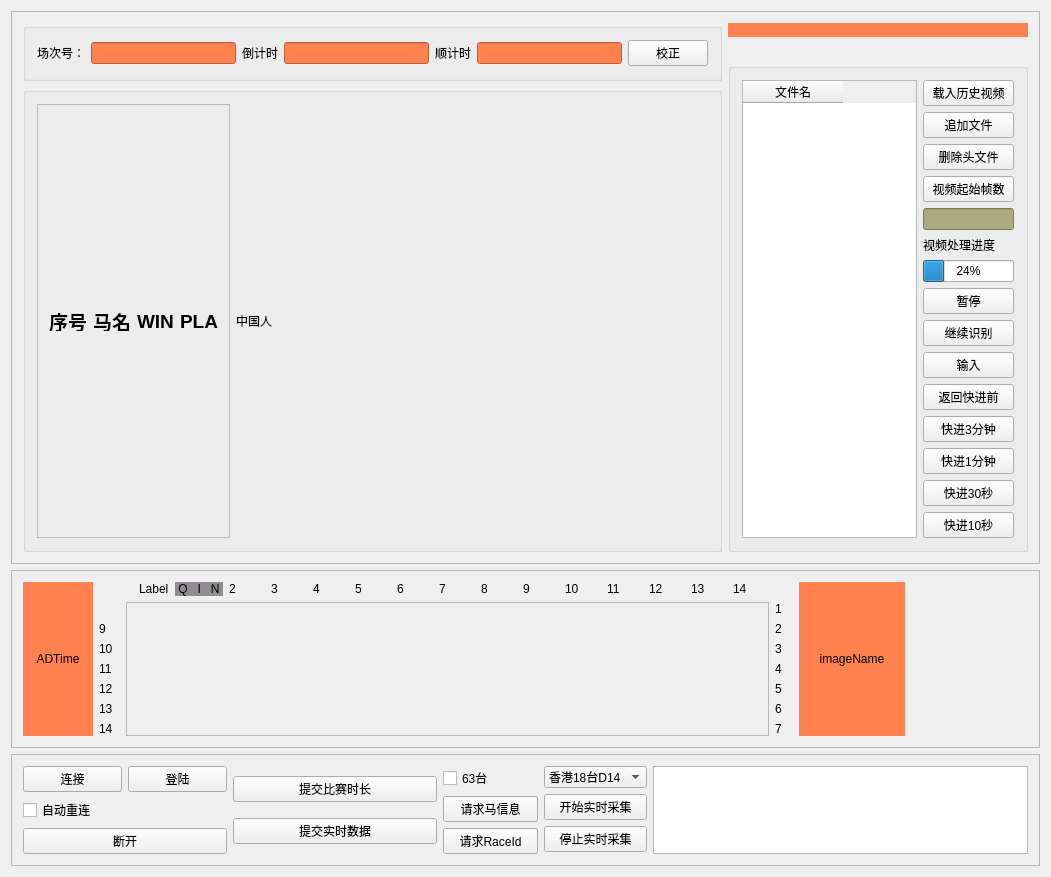
First picture: the form in OCRProject/Ui/OcrControl.ui, repository ThePowerOfSwift/OCR_LIVE_HISTORY, before the edit.
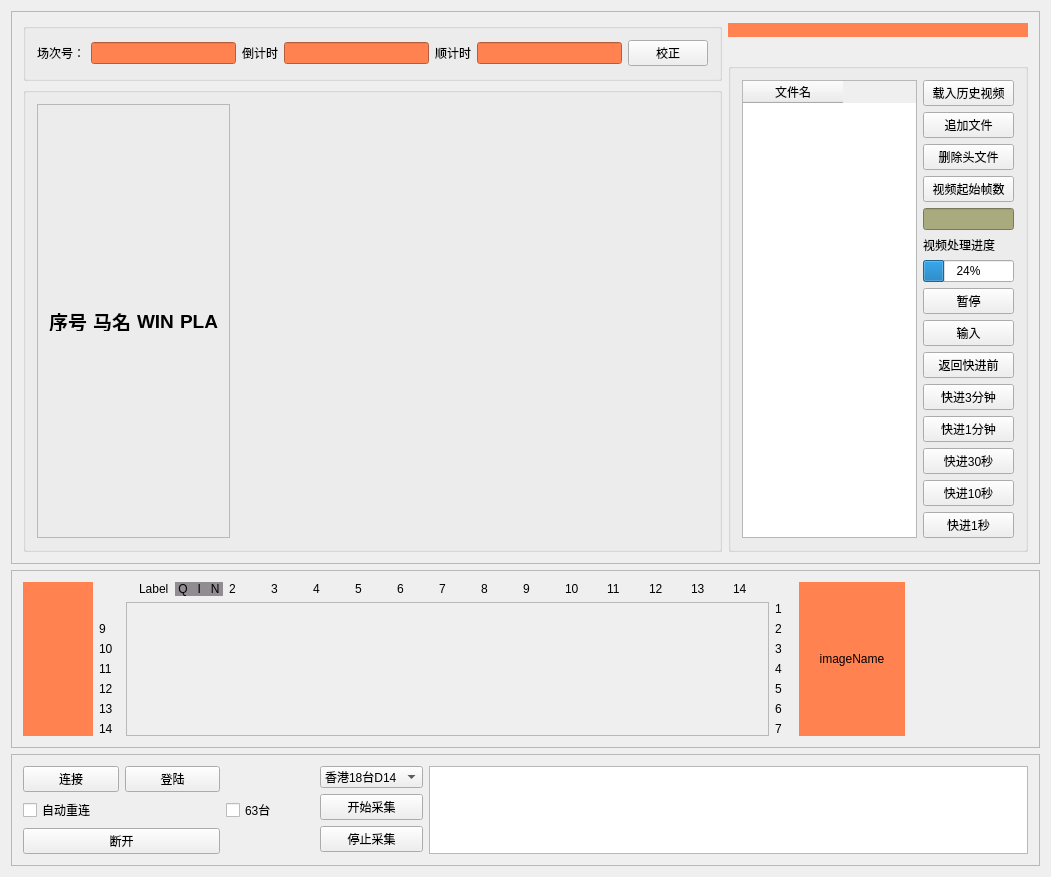
Second picture: the form after the edit.

```diff
--- a/OCRProject/Ui/OcrControl.ui
+++ b/OCRProject/Ui/OcrControl.ui
@@ -214,7 +214,7 @@
                      <item>
                       <widget class="QLabel" name="imageLbl">
                        <property name="text">
-                        <string>中国人</string>
+                        <string/>
                        </property>
                       </widget>
                      </item>
@@ -339,13 +339,6 @@
                          </property>
                         </widget>
                        </item>
-                       <item>
-                        <widget class="QPushButton" name="continueBtn">
-                         <property name="text">
-                          <string>继续识别</string>
-                         </property>
-                        </widget>
-                       </item>
                        <item>
                         <widget class="QPushButton" name="inputUserDataBtn">
                          <property name="text">
@@ -388,6 +381,13 @@
                          </property>
                         </widget>
                        </item>
+                       <item>
+                        <widget class="QPushButton" name="advance1SecBtn">
+                         <property name="text">
+                          <string>快进1秒</string>
+                         </property>
+                        </widget>
+                       </item>
                        <item>
                         <spacer name="verticalSpacer">
                          <property name="orientation">
@@ -436,7 +436,7 @@
              <string notr="true">background-color: rgb(255, 130, 80);</string>
             </property>
             <property name="text">
-             <string>ADTime</string>
+             <string/>
             </property>
             <property name="alignment">
              <set>Qt::AlignCenter</set>
@@ -1129,7 +1129,7 @@
        </property>
        <layout class="QVBoxLayout" name="verticalLayout_17">
         <item>
-         <layout class="QHBoxLayout" name="horizontalLayout_6" stretch="5,3">
+         <layout class="QHBoxLayout" name="horizontalLayout_6" stretch="4,6">
           <item>
            <layout class="QHBoxLayout" name="horizontalLayout_5">
             <item>
@@ -1168,24 +1168,6 @@
               </item>
              </layout>
             </item>
-            <item>
-             <layout class="QVBoxLayout" name="verticalLayout_14">
-              <item>
-               <widget class="QPushButton" name="submitRaceTimeBtn">
-                <property name="text">
-                 <string>提交比赛时长</string>
-                </property>
-               </widget>
-              </item>
-              <item>
-               <widget class="QPushButton" name="submitRealBtn">
-                <property name="text">
-                 <string>提交实时数据</string>
-                </property>
-               </widget>
-              </item>
-             </layout>
-            </item>
             <item>
              <layout class="QHBoxLayout" name="horizontalLayout_4">
               <item>
@@ -1199,20 +1181,6 @@
                     </property>
                    </widget>
                   </item>
-                  <item>
-                   <widget class="QPushButton" name="requestHorseInfoBtn">
-                    <property name="text">
-                     <string>请求马信息</string>
-                    </property>
-                   </widget>
-                  </item>
-                  <item>
-                   <widget class="QPushButton" name="requestRaceIdBtn">
-                    <property name="text">
-                     <string>请求RaceId</string>
-                    </property>
-                   </widget>
-                  </item>
                  </layout>
                 </item>
                </layout>
@@ -1246,14 +1214,14 @@
                 <item>
                  <widget class="QPushButton" name="startAcqBtn">
                   <property name="text">
-                   <string>开始实时采集</string>
+                   <string>开始采集</string>
                   </property>
                  </widget>
                 </item>
                 <item>
                  <widget class="QPushButton" name="stopAcqBtn">
                   <property name="text">
-                   <string>停止实时采集</string>
+                   <string>停止采集</string>
                   </property>
                  </widget>
                 </item>
```
